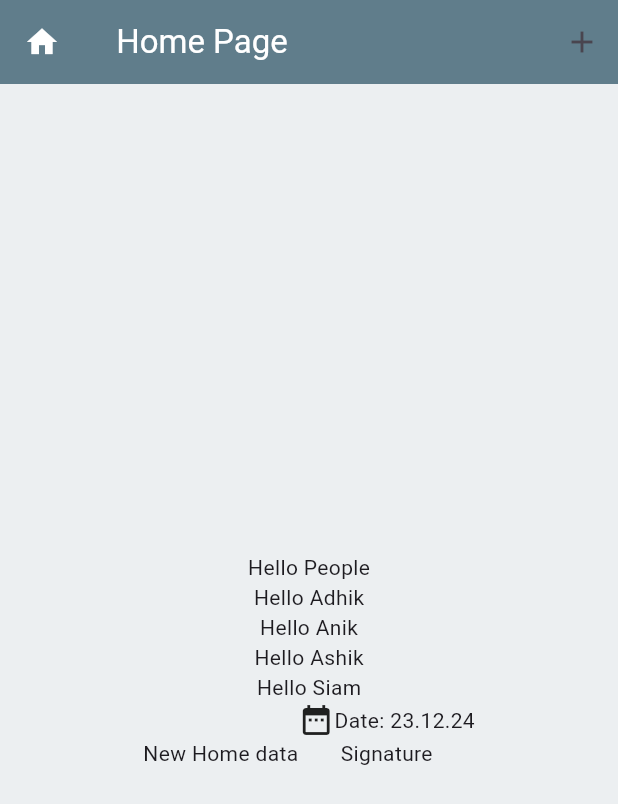
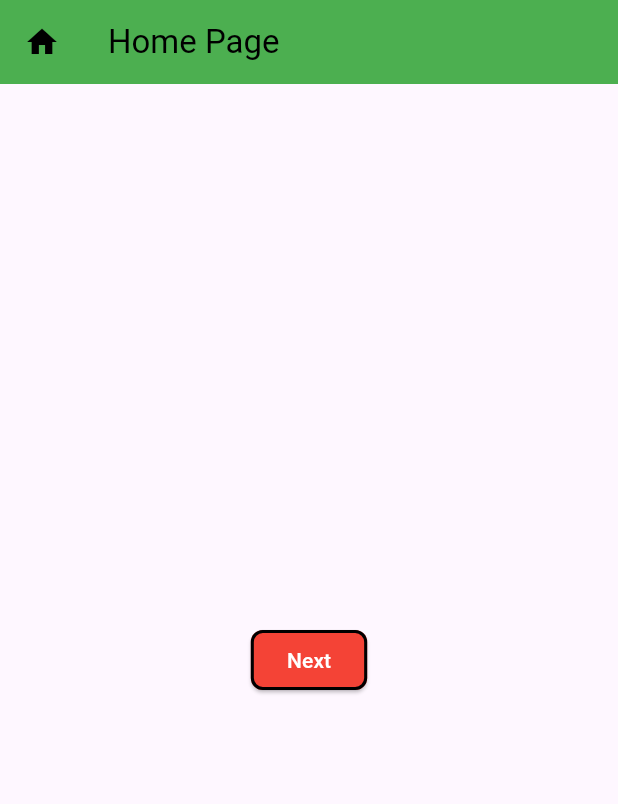
Before and after one commit to ashikmoinul/flutter_basics, a Flutter app: the screen it shows after launch, on a phone screen of 412 x 824 dp. Shown: the top 804 px of the screen. Run offline on Flutter 3.47's test engine with Material 3 defaults, Android fonts, the phone set to English and light mode, and no system bars.

Commit message:
Add Elevated Button in home screen

```diff
--- a/lib/main.dart
+++ b/lib/main.dart
@@ -1,96 +1,60 @@
 // Buttons (ElevatedButton, TextButton, IconButton, GestureButton, InkWell) | TextField
-// Container | Richtext
+// Container | Rich-text
 
 import 'package:flutter/material.dart';
 
 void main() {
-  runApp(MyApp());
+  runApp(const MyApp());
 }
 
 class MyApp extends StatelessWidget {
+  const MyApp({super.key});
   @override
   Widget build(BuildContext context) {
-    return MaterialApp(
-      title: 'MyApp',
-      theme: ThemeData(primaryColor: Colors.blueGrey),
-      darkTheme: ThemeData(primarySwatch: Colors.blueGrey),
+    return const MaterialApp(
+      title: 'Home',
       home: Home(),
     );
   }
 }
 
 class Home extends StatelessWidget {
+  const Home({super.key});
+
   @override
   Widget build(BuildContext context) {
     return Scaffold(
-      backgroundColor: Colors.blueGrey.shade50,
       appBar: AppBar(
-        backgroundColor: Colors.blueGrey,
+        backgroundColor: Colors.green,
         title: Text(
-          ' Home Page',
-          style: TextStyle(
-            color: Colors.white,
-          ),
+          'Home Page',
+          style: TextStyle(color: Colors.black),
         ),
         leading: Icon(
           Icons.home,
-          color: Colors.white,
+          color: Colors.black,
         ),
-        actions: [
-          IconButton(
-            onPressed: () {
-              // ScaffoldMessenger.of(context).showSnackBar(
-              //   SnackBar(
-              //     content: Text('This message has been saved'),
-              //     backgroundColor: Colors.redAccent,
-              //     duration: Duration(seconds: 4),
-              //   ),
-              // );
-
-              showDialog(context: context, builder: (context) {
-                return AlertDialog(
-                  title: Text('Are you sure?'),
-                  content: Text('Its urgent'),
-                );
-              });
-            },
-            icon: Icon(Icons.add),
-          ),
-        ],
       ),
       body: Center(
         child: Column(
           mainAxisAlignment: MainAxisAlignment.center,
           crossAxisAlignment: CrossAxisAlignment.center,
-          mainAxisSize: MainAxisSize.max,
           children: [
-            Text('Hello People'),
-            Text('Hello Adhik'),
-            Text('Hello Anik'),
-            Text('Hello Ashik'),
-            Text('Hello Siam'),
-            Row(
-              mainAxisAlignment: MainAxisAlignment.center,
-              crossAxisAlignment: CrossAxisAlignment.end,
-              // mainAxisSize: MainAxisSize.min,
-              children: [
-                Text('New Home '),
-                Text('data'),
-                Column(
-                  mainAxisAlignment: MainAxisAlignment.center,
-                  crossAxisAlignment: CrossAxisAlignment.center,
-                  children: [
-                    Row(
-                      children: [
-                        Icon(Icons.date_range),
-                        Text('Date: 23.12.24'),
-                      ],
-                    ),
-                    Text('Signature'),
-                  ],
-                )
-              ],
-            )
+            //Text('Center', style: TextStyle(color: Colors.black),),
+            ElevatedButton(
+              style: ElevatedButton.styleFrom(
+                backgroundColor: Colors.red,
+                foregroundColor: Colors.white,
+                shape: RoundedRectangleBorder(
+                  borderRadius: BorderRadius.circular(8),
+                  side: BorderSide(color: Colors.black, width: 2),
+                ),
+              ),
+              onPressed: () {
+                print('pressed');
+              },
+              child: Text('Next'),
+            ),
           ],
         ),
       ),
```
